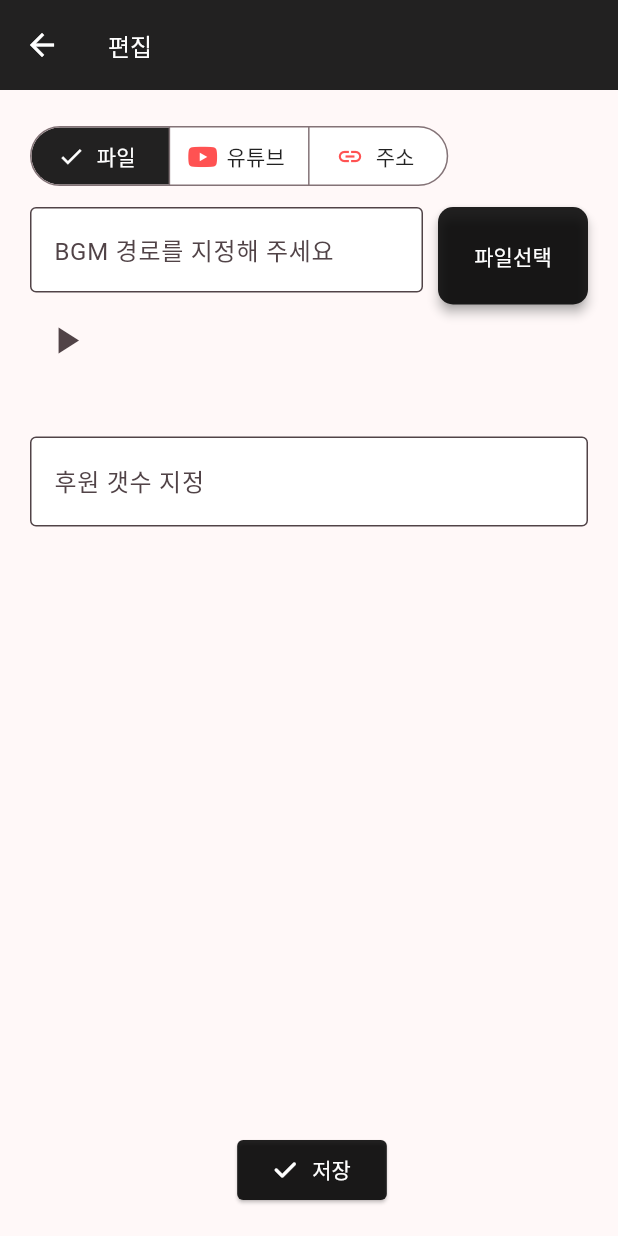
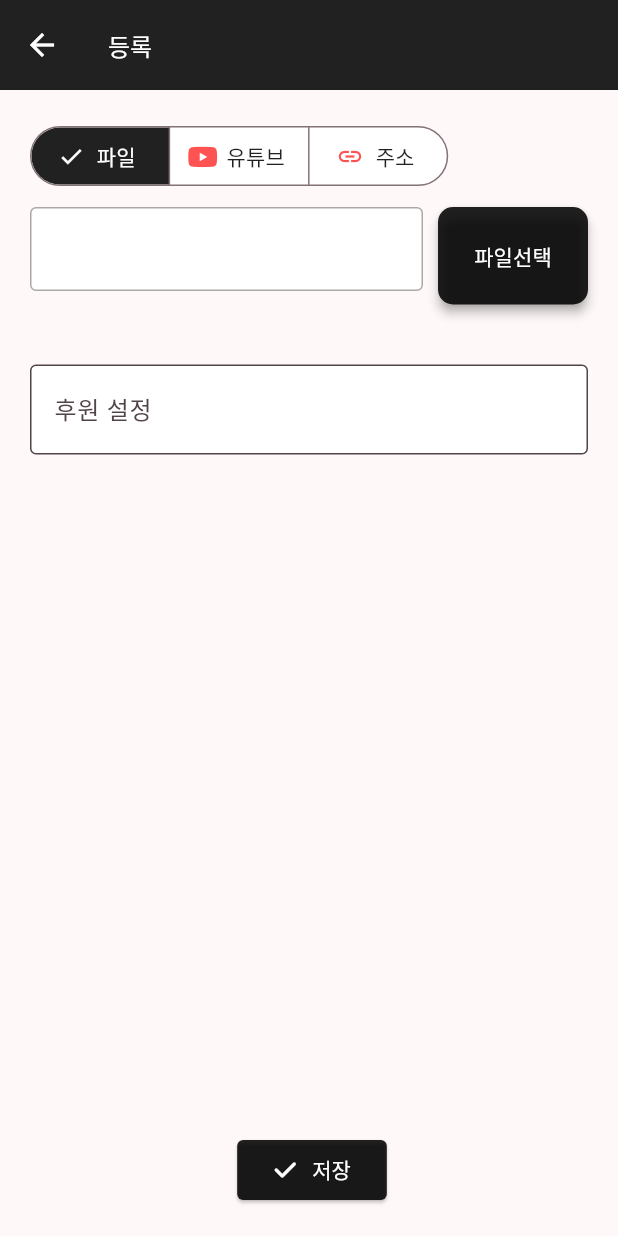
Before and after one commit to jeenoolim/flexbgm, a Flutter app: the screen it shows after launch, after a tap on the "add" icon, on a phone screen of 412 x 824 dp. Run offline on Flutter 3.47's test engine with Material 2 defaults, Android fonts, the phone set to English and light mode, and no system bars; our stand-ins replace audioplayers, cloud_firestore, dio, file_picker, firebase_core, fluttertoast and 3 more; accounts and stored records are empty; network calls fail; statements that could not run were skipped.

Commit message:
사운드 재생

```diff
--- a/lib/controllers/bgm_controller.dart
+++ b/lib/controllers/bgm_controller.dart
@@ -1,4 +1,8 @@
+import 'package:audioplayers/audioplayers.dart';
+import 'package:flutter/foundation.dart';
+import 'package:path/path.dart';
 import 'package:cloud_firestore/cloud_firestore.dart';
+import 'package:file_picker/file_picker.dart';
 import 'package:flextv_bgm_player/constants/app_routes.dart';
 import 'package:flextv_bgm_player/controllers/auth_controller.dart';
 import 'package:flextv_bgm_player/model/bgm.dart';
@@ -11,14 +15,17 @@ import 'package:uuid/uuid.dart';
 var uuid = const Uuid();
 
 enum SourceType {
-  file('file', '파일', FontAwesomeIcons.recordVinyl),
-  youtube('youtube', '유튜브', FontAwesomeIcons.youtube),
-  url('url', '주소', Icons.link);
+  file('file', '파일', FontAwesomeIcons.recordVinyl, ''),
+  youtube('youtube', '유튜브', FontAwesomeIcons.youtube,
+      'https://youtu.be/example?feature=shared'),
+  url('url', '주소', Icons.link, 'https://example.com/bgm.mp3');
 
   final String value;
   final String label;
+  final String hint;
   final IconData icon;
-  const SourceType(this.value, this.label, this.icon);
+
+  const SourceType(this.value, this.label, this.icon, this.hint);
 
   static SourceType string(name) =>
       SourceType.values.firstWhere((element) => element.name == name);
@@ -39,9 +46,13 @@ class BgmController extends GetxController {
   FirebaseFirestore firestore = FirebaseFirestore.instance;
   final Rx<EditingStatus> status = Rx(EditingStatus.done);
   final RxList<Media> items = RxList();
+  final Rxn<Media> editingItem = Rxn();
   final Rx<SourceType> sourceType = Rx(SourceType.file);
-  RxnString errorName = RxnString(null);
+  final RxString name = RxString('제목 없음');
+  final RxnString source = RxnString(null);
+  final RxnString errorName = RxnString(null);
   final RxnString errorSource = RxnString(null);
+  final AudioPlayer audioPlayer = AudioPlayer();
   Bgm? respose;
   User? user;
 
@@ -51,6 +62,13 @@ class BgmController extends GetxController {
   TextEditingController doneController = TextEditingController();
 
   get sourceTypes => SourceType.values.toList();
+  get player {
+    if (sourceType.value.value == SourceType.file.value) {
+      audioPlayer.setSource(DeviceFileSource(sourceController.text));
+      return audioPlayer;
+    }
+    return null;
+  }
 
   static BgmController get to => Get.find();
 
@@ -58,10 +76,6 @@ class BgmController extends GetxController {
     status.value = EditingStatus.regist;
     Get.toNamed(AppRoutes.editor);
     reset();
-  }
-
-  void delete(Media item) {
-    status.value = EditingStatus.delete;
   }
 
   void swap(int oldIndex, int newIndex) {
@@ -78,12 +92,36 @@ class BgmController extends GetxController {
     sourceController.text = item.source;
     doneController.text = item.done;
     sourceType.value = SourceType.string(item.type);
+    editingItem.value = item;
     Get.toNamed(AppRoutes.editor, arguments: id);
+  }
+
+  void delete(String id) {
+    status.value = EditingStatus.delete;
+    items.removeWhere((e) => e.id == id);
+    items.refresh();
+    submit();
+    Get.back();
+  }
+
+  void pick() async {
+    FilePickerResult? result = await FilePicker.platform.pickFiles(
+      type: FileType.custom,
+      allowedExtensions: ['mp3', 'wav', 'ogg'],
+    );
+    if (result != null) {
+      String path = result.files.single.path!;
+      name.value = basenameWithoutExtension(path);
+      source.value = sourceController.text = path;
+    } else {
+      sourceController.text = '파일 경로를 찾을 수 없습니다.';
+    }
   }
 
   Media create(String? id) {
     return Media(
         id: id ?? uuid.v4(),
+        name: name.value,
         type: sourceType.value.value,
         source: sourceController.text,
         done: doneController.text);
@@ -91,7 +129,7 @@ class BgmController extends GetxController {
 
   bool validation() {
     if (sourceController.text.isEmpty) {
-      errorSource.value = '브금 경로를 설정 해주세요.';
+      errorSource.value = '경로를 설정 해주세요.';
       return false;
     }
     return true;
@@ -105,9 +143,13 @@ class BgmController extends GetxController {
     sourceType(SourceType.file);
   }
 
-  save(String? id) {
+  void save(String? id) {
     if (validation()) {
       Media item = create(id);
+      // 데이터 같으면 저장 안함
+      if (mapEquals(editingItem.value?.toMap(), item.toMap())) {
+        return Get.back();
+      }
       switch (status.value) {
         case EditingStatus.modify:
           int index = items.indexWhere((e) => e.id == item.id);
@@ -120,16 +162,16 @@ class BgmController extends GetxController {
       }
       items.refresh();
       submit();
+      Get.back();
     }
   }
 
-  submit() {
+  void submit() {
     firestore
         .collection('bgm')
         // .doc(user?.id.toString())
         .doc('17483')
-        .update({"playlist": items.map((e) => e.toMap())});
-    Get.back();
+        .update({"playlist": items.map((e) => e.toMap()).toList()});
   }
 
   Future<Bgm> load() async {
--- a/lib/model/Bgm.dart
+++ b/lib/model/Bgm.dart
@@ -35,11 +35,13 @@ class Bgm {
 
 class Media {
   final String id;
+  final String name;
   final String type;
   final String source;
   final String done;
   Media(
       {required this.id,
+      required this.name,
       required this.type,
       required this.source,
       required this.done});
@@ -47,6 +49,7 @@ class Media {
   factory Media.fromMap(Map<String, dynamic> map) {
     return Media(
         id: map['id'] as String,
+        name: map['name'] as String,
         source: map['source'] as String,
         done: map['done'] as String,
         type: map['type'] as String);
@@ -55,6 +58,7 @@ class Media {
   Map<String, dynamic> toMap() {
     return <String, dynamic>{
       'id': id,
+      'name': name,
       'source': source,
       'done': done,
       'type': type,
--- a/lib/screens/editor.dart
+++ b/lib/screens/editor.dart
@@ -1,4 +1,5 @@
 import 'package:flextv_bgm_player/controllers/bgm_controller.dart';
+import 'package:flextv_bgm_player/widget/audio/player_widget.dart';
 import 'package:flextv_bgm_player/widget/text_input.dart';
 import 'package:flutter/material.dart';
 import 'package:font_awesome_flutter/font_awesome_flutter.dart';
@@ -10,21 +11,21 @@ class Editor extends GetView<BgmController> {
 
   @override
   Widget build(BuildContext context) {
-    return Scaffold(
+    return Obx(
+      () => Scaffold(
         appBar: AppBar(
             leading: const BackButton(color: Colors.white),
             toolbarHeight: 60,
             centerTitle: false,
             automaticallyImplyLeading: true,
             backgroundColor: Colors.black87,
-          title: const Text('편집',
-              style: TextStyle(color: Colors.white, fontSize: 16))),
+            title: Text(
+                controller.status.value == EditingStatus.regist ? '등록' : '편집',
+                style: const TextStyle(color: Colors.white, fontSize: 16))),
         body: Container(
           alignment: Alignment.center,
           padding: const EdgeInsets.symmetric(horizontal: 20, vertical: 20),
-        // margin: const EdgeInsets.symmetric(horizontal: 10, vertical: 10),
-        child: Obx(
-          () => Column(
+          child: Column(
             mainAxisAlignment: MainAxisAlignment.spaceEvenly,
             children: [
               Column(
@@ -37,7 +38,8 @@ class Editor extends GetView<BgmController> {
                                 states.contains(MaterialState.selected)
                                     ? Colors.white
                                     : Colors.redAccent),
-                      backgroundColor: MaterialStateProperty.resolveWith<Color>(
+                        backgroundColor:
+                            MaterialStateProperty.resolveWith<Color>(
                                 (Set<MaterialState> states) =>
                                     states.contains(MaterialState.selected)
                                         ? Colors.black87
@@ -56,18 +58,21 @@ class Editor extends GetView<BgmController> {
                             icon: Icon(e.icon));
                       }).toList(),
                       selected: <SourceType>{controller.sourceType.value},
-                    onSelectionChanged: (Set<SourceType> newSelection) =>
-                        controller.sourceType(newSelection.first),
-                  ),
+                      onSelectionChanged: (Set<SourceType> newSelection) {
+                        // controller.sourceController.text = '';
+                        controller.sourceType(newSelection.first);
+                      }),
                   const SizedBox(height: 10),
                   Row(
                     crossAxisAlignment: CrossAxisAlignment.start,
                     children: [
                       Flexible(
                         child: TextFormField(
+                          enabled:
+                              controller.sourceType.value != SourceType.file,
                           controller: controller.sourceController,
                           decoration: InputDecoration(
-                            hintText: 'BGM 경로를 지정해 주세요',
+                            hintText: controller.sourceType.value.hint,
                             errorText: controller.errorSource.value,
                             filled: true,
                             fillColor: Colors.white,
@@ -93,7 +98,7 @@ class Editor extends GetView<BgmController> {
                                   borderRadius: BorderRadius.circular(10.0)),
                               minimumSize: const Size(100, 65), //////// HERE
                             ),
-                            onPressed: () {},
+                            onPressed: () => controller.pick(),
                             child: const Text('파일선택'),
                           ),
                         ),
@@ -102,25 +107,15 @@ class Editor extends GetView<BgmController> {
                   ),
                 ],
               ),
-              Row(
-                children: [
-                  SizedBox(
-                    child: IconButton(
-                      iconSize: 30,
-                      onPressed: () {
-                        //
-                      },
-                      icon: const Icon(Icons.play_arrow),
-                    ),
-                  ),
-                ],
-              ),
+              Visibility(
+                  visible: controller.source.value != null,
+                  child: PlayerWidget(player: controller.player)),
               const SizedBox(height: 40),
               Column(
                 children: [
                   TextInput(
                     height: 60,
-                    hintText: '후원 갯수 지정',
+                    hintText: '후원 설정',
                     controller: controller.doneController,
                   ),
                 ],
@@ -165,7 +160,7 @@ class Editor extends GetView<BgmController> {
                                   foregroundColor: Colors.black,
                                   backgroundColor: Colors.red,
                                   textStyle: const TextStyle(fontSize: 14)),
-                              onPressed: () => controller.save(Get.arguments),
+                              onPressed: () => controller.delete(Get.arguments),
                               child: const Row(
                                 children: [
                                   Icon(Icons.clear,
--- a/lib/widget/bgm/bgm_list.dart
+++ b/lib/widget/bgm/bgm_list.dart
@@ -12,6 +12,29 @@ class BgmList extends GetView<BgmController> {
     return Scaffold(
         body: Obx(
           () => ReorderableListView.builder(
+            header: Container(
+              color: Colors.black54,
+              height: 30,
+              child: Row(
+                mainAxisAlignment: MainAxisAlignment.spaceBetween,
+                children: [
+                  Container(
+                    margin: const EdgeInsets.only(left: 50),
+                    child: const Text(
+                      '재생목록',
+                      style: TextStyle(color: Colors.white),
+                    ),
+                  ),
+                  Container(
+                    margin: const EdgeInsets.only(right: 100),
+                    child: const Text(
+                      '후원',
+                      style: TextStyle(color: Colors.white),
+                    ),
+                  )
+                ],
+              ),
+            ),
             itemCount: controller.items.length,
             itemBuilder: (context, index) {
               final Media item = controller.items[index];
--- a/pubspec.yaml
+++ b/pubspec.yaml
@@ -45,6 +45,7 @@ dependencies:
   fluttertoast: ^8.2.2
   audioplayers: ^5.2.0
   youtube_player_flutter: ^8.1.2
+  path: ^1.8.3
 
 dev_dependencies:
   flutter_test:
```
Also changed, not shown: lib/widget/audio/player_widget.dart (added, +184 -0 lines), lib/widget/bgm/bgm_item.dart (+13 -8 lines), 1 other file. Lines whose indentation alone changed are shown as unchanged.
